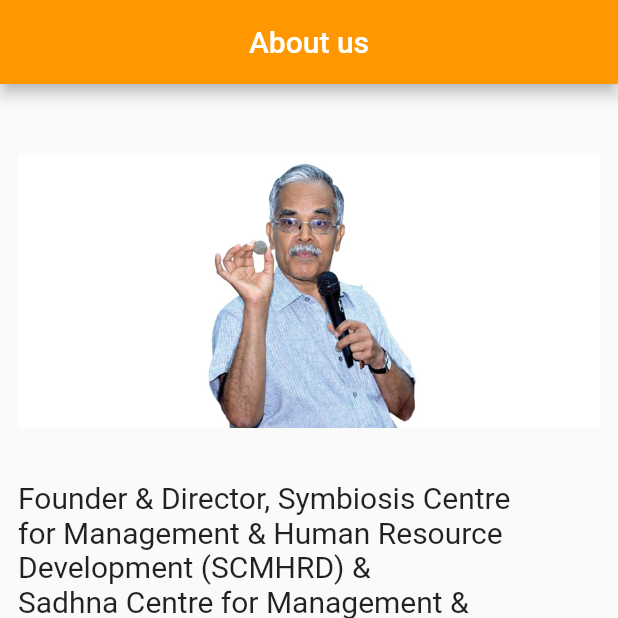
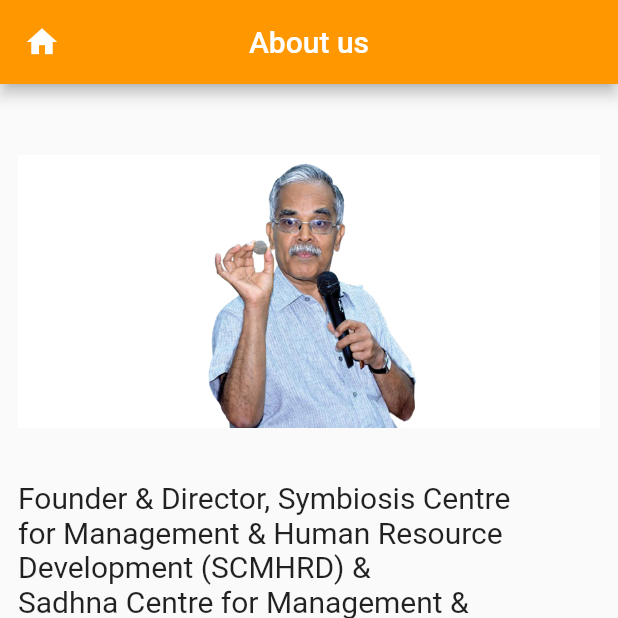
Before and after one commit to sabin6969/Personal-Meeting-Scheduling-Platform, a Flutter app: the screen it shows after launch, on a phone screen of 412 x 824 dp, the top half of it. Run offline on Flutter 3.47's test engine with Material 2 defaults, Android fonts, the phone set to English and light mode, and no system bars; our stand-ins replace auth_buttons, firebase_auth, firebase_core, fluttertoast; accounts and stored records are empty.

Commit message:
optimize thw about us code

```diff
--- a/lib/views/about_us.dart
+++ b/lib/views/about_us.dart
@@ -7,6 +7,7 @@ class AboutUsScreen extends StatelessWidget {
   Widget build(BuildContext context) {
     return Scaffold(
         appBar: AppBar(
+          leading: IconButton(onPressed: (){}, icon: Icon(Icons.home)),
           centerTitle: true,
           title: Text('About us'),
           backgroundColor: Colors.orange,
```
